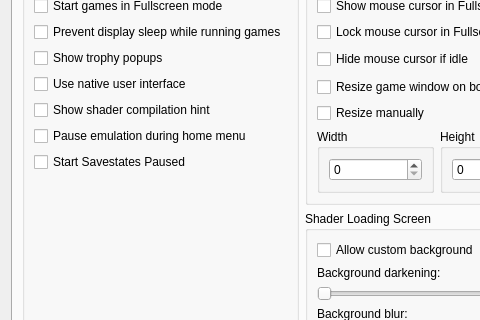
RPCS3/rpcs3, file rpcs3/rpcs3qt/settings_dialog.ui: the form before one commit; both pictures show x 0 to 480 and y 131 to 451 of the 856 by 688 pixel window.
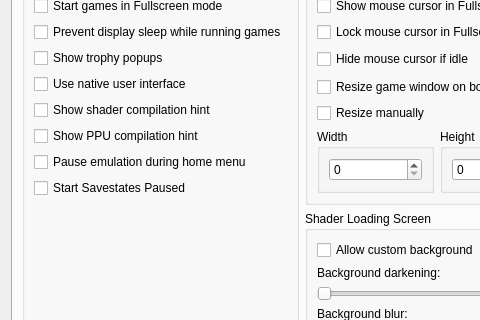
The form after the commit. The open tabs and pages were chosen to show the change. Icons and pictures are not drawn.

Commit message: Settings: Add Show PPU compilation hint

Diff of the .ui file:
```diff
--- a/rpcs3/rpcs3qt/settings_dialog.ui
+++ b/rpcs3/rpcs3qt/settings_dialog.ui
@@ -2934,6 +2934,13 @@
                  </property>
                 </widget>
                </item>
+               <item>
+                <widget class="QCheckBox" name="showPPUCompilationHint">
+                 <property name="text">
+                  <string>Show PPU compilation hint</string>
+                 </property>
+                </widget>
+               </item>
                <item>
                 <widget class="QCheckBox" name="pauseDuringHomeMenu">
                  <property name="text">
```
The commit also changes 6 other files.
